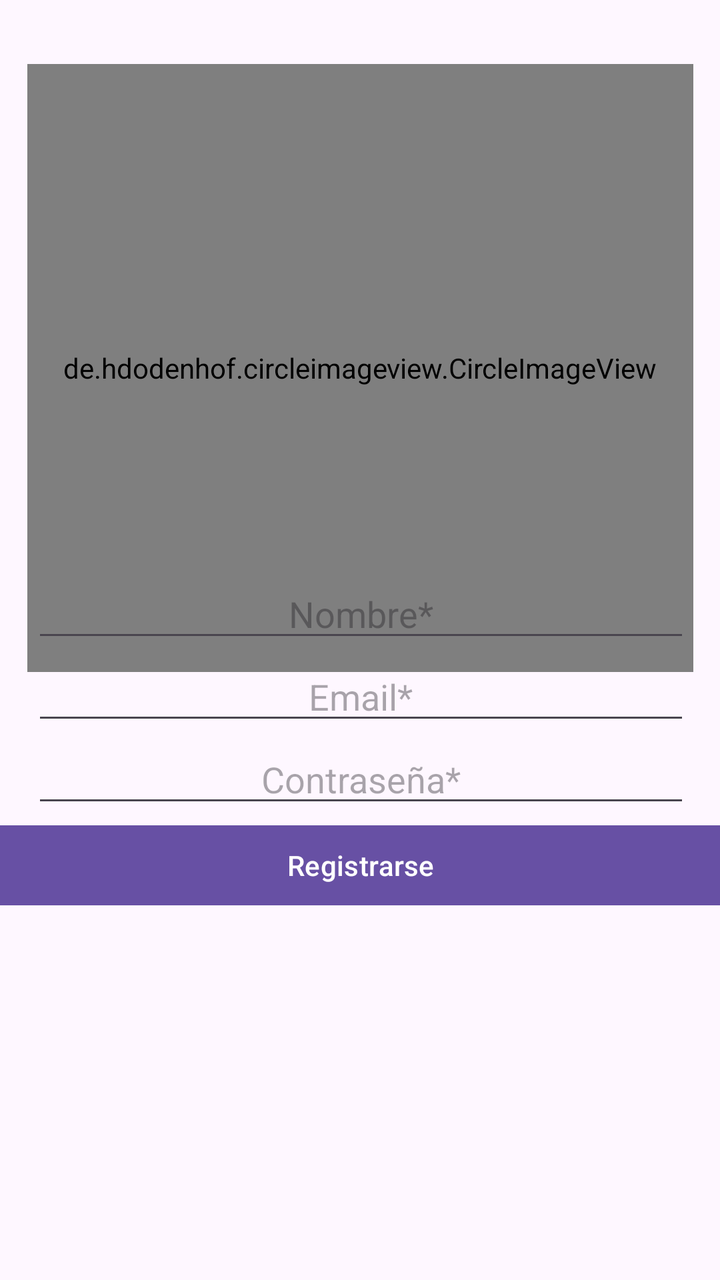
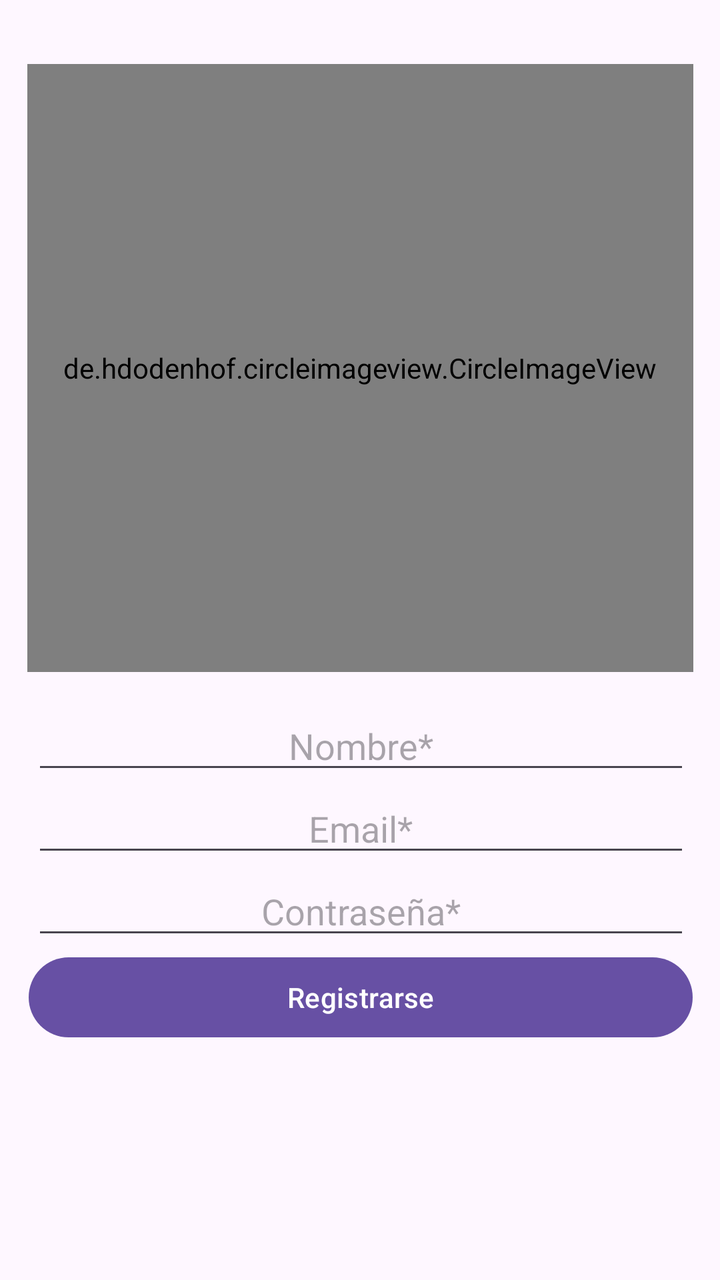

Two renders of the same Android screen: before a commit and after it. Below are the layout's source before the change and the commit's diff.
<!-- AndroidManifest.xml: application theme Theme.ScreenTime -->
<!-- res/layout/activity_register.xml -->
<?xml version="1.0" encoding="utf-8"?>
<androidx.constraintlayout.widget.ConstraintLayout xmlns:android="http://schemas.android.com/apk/res/android"
    xmlns:app="http://schemas.android.com/apk/res-auto"
    xmlns:tools="http://schemas.android.com/tools"
    android:layout_width="match_parent"
    android:layout_height="match_parent">

    <de.hdodenhof.circleimageview.CircleImageView
        android:id="@+id/select_photo_imageview_register"
        android:layout_width="333dp"
        android:layout_height="304dp"
        android:layout_marginTop="32dp"
        app:civ_border_width="4dp"
        app:layout_constraintEnd_toEndOf="parent"
        app:layout_constraintStart_toStartOf="parent"
        app:layout_constraintTop_toTopOf="parent" />

    <LinearLayout
        android:layout_width="409dp"
        android:layout_height="304dp"
        android:orientation="vertical"
        app:flow_horizontalAlign="center"
        app:layout_constraintBottom_toBottomOf="parent"
        app:layout_constraintEnd_toEndOf="parent"
        app:layout_constraintStart_toStartOf="parent"
        app:layout_constraintTop_toTopOf="parent"
        app:layout_constraintVertical_bias="0.847">

        <EditText
            android:id="@+id/NombreReg"
            android:layout_width="match_parent"
            android:layout_height="wrap_content"
            android:layout_marginHorizontal="40dp"
            android:ems="10"
            android:hint="Nombre*"
            android:inputType="text"
            android:textAlignment="center" />

        <EditText
            android:id="@+id/EmailReg"
            android:layout_width="match_parent"
            android:layout_height="wrap_content"
            android:layout_marginHorizontal="40dp"
            android:ems="10"
            android:hint="Email*"
            android:inputType="text"
            android:textAlignment="center" />

        <EditText
            android:id="@+id/ContrasenyaReg"
            android:layout_width="match_parent"
            android:layout_height="wrap_content"
            android:layout_marginHorizontal="40dp"
            android:ems="10"
            android:hint="Contraseña*"
            android:inputType="textPassword"
            android:textAlignment="center" />

        <Button
            android:id="@+id/btnRegistrar"
            android:layout_width="match_parent"
            android:layout_height="48dp"
            android:text="Registrarse"
            app:layout_constraintBottom_toBottomOf="parent"
            app:layout_constraintEnd_toEndOf="parent"
            app:layout_constraintStart_toStartOf="parent"
            app:layout_constraintTop_toTopOf="parent"
            app:layout_constraintVertical_bias="0.743" />
    </LinearLayout>


</androidx.constraintlayout.widget.ConstraintLayout>
<!-- resources referenced by this layout -->
<resources>
  <style name="Theme.ScreenTime" parent="Theme.Material3.DayNight.NoActionBar">
          
          
      </style>
</resources>

<!-- the commit's change to res/layout/activity_register.xml (unified diff, before → after) -->
@@ -19,6 +19,7 @@
         android:layout_width="409dp"
         android:layout_height="304dp"
         android:orientation="vertical"
+        android:gravity="center"
         app:flow_horizontalAlign="center"
         app:layout_constraintBottom_toBottomOf="parent"
         app:layout_constraintEnd_toEndOf="parent"
@@ -58,9 +59,10 @@
 
         <Button
             android:id="@+id/btnRegistrar"
-            android:layout_width="match_parent"
+            android:layout_width="332dp"
             android:layout_height="48dp"
             android:text="Registrarse"
+
             app:layout_constraintBottom_toBottomOf="parent"
             app:layout_constraintEnd_toEndOf="parent"
             app:layout_constraintStart_toStartOf="parent"
